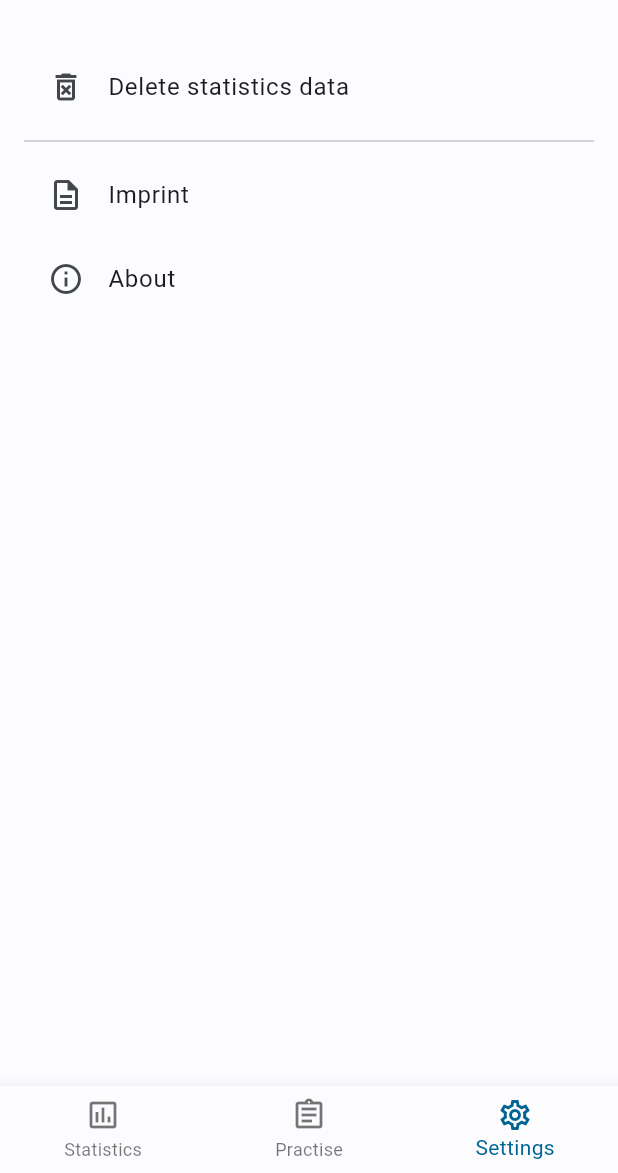
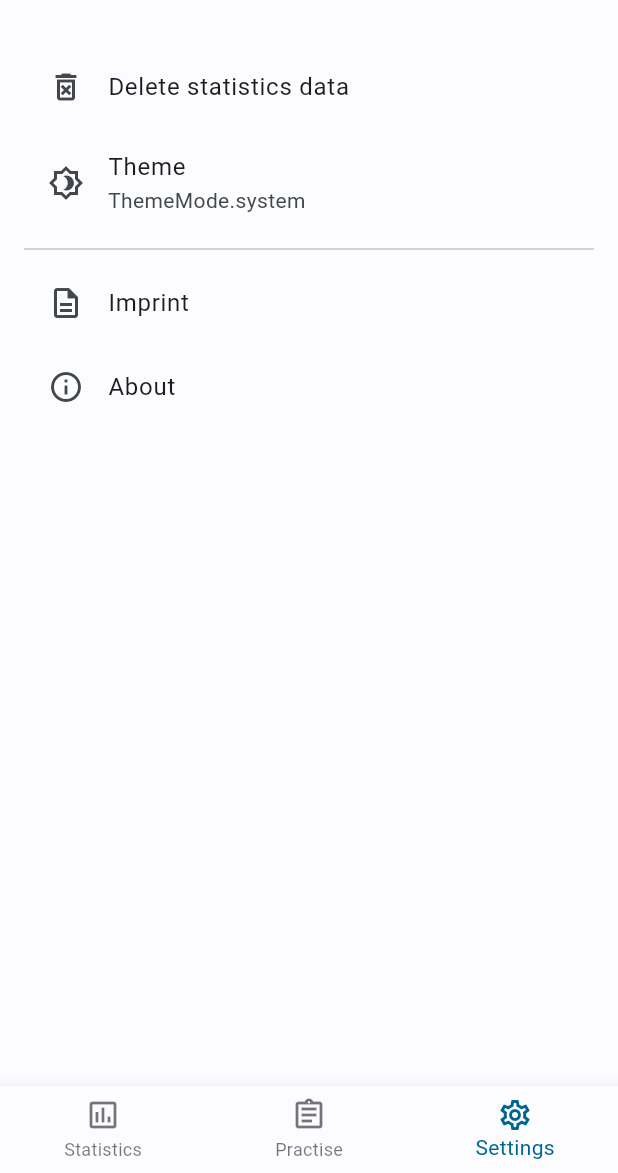
Before and after one commit to ntdoJanneck/multiply_me, a Flutter app: the screen it shows after launch, item 3 of the bottom bar chosen, on a phone screen of 412 x 824 dp, the part 63-1236 px from its top. Run offline on Flutter 3.47's test engine with Material 2 defaults, Android fonts, the phone set to English and light mode, and no system bars; our stand-ins replace flutter_markdown; generated files the repository leaves out were written again.

Commit message:
add theme select menu in settings

```diff
--- a/lib/components/settings_screen.dart
+++ b/lib/components/settings_screen.dart
@@ -1,6 +1,7 @@
+import "dart:developer";
+
 import 'package:flutter/material.dart';
 import "package:flutter_gen/gen_l10n/app_localizations.dart";
-import "package:font_awesome_flutter/font_awesome_flutter.dart";
 import "../helpers/json_utils.dart";
 import '../helpers/url_helper.dart';
 import "../helpers/imprint_dialog.dart";
@@ -13,6 +14,8 @@ class SettingsScreen extends StatefulWidget {
 }
 
 class _SettingsScreenState extends State<SettingsScreen> {
+  ThemeMode theme = ThemeMode.system;
+
   void showConfirmationDialog(
       String title, String content, String answerYes, String answerNo) {
     showDialog(
@@ -35,7 +38,78 @@ class _SettingsScreenState extends State<SettingsScreen> {
             )
           ],
         );
+      },
+    );
+  }
+
+  Future<ThemeMode> showThemeDialog(
+      BuildContext context, ThemeMode preset) async {
+    ThemeMode? result = await showDialog(
+      context: context,
+      builder: (BuildContext ctx) {
+        ThemeMode _mode = preset;
+        return AlertDialog(
+          title: const Text("App theme"),
+          content: StatefulBuilder(
+            builder: (context, setState) {
+              return Column(
+                mainAxisSize: MainAxisSize.min,
+                children: <Widget>[
+                  RadioListTile<ThemeMode>(
+                    title: const Text("System theme"),
+                    value: ThemeMode.system,
+                    groupValue: _mode,
+                    onChanged: (ThemeMode? value) {
+                      setState(() {
+                        _mode = value!;
                       });
+                    },
+                  ),
+                  RadioListTile<ThemeMode>(
+                    title: const Text("Light"),
+                    value: ThemeMode.light,
+                    groupValue: _mode,
+                    onChanged: (ThemeMode? value) {
+                      setState(() {
+                        _mode = value!;
+                      });
+                    },
+                  ),
+                  RadioListTile<ThemeMode>(
+                    title: const Text("Dark"),
+                    value: ThemeMode.dark,
+                    groupValue: _mode,
+                    onChanged: (ThemeMode? value) {
+                      setState(() {
+                        _mode = value!;
+                      });
+                    },
+                  ),
+                ],
+              );
+            },
+          ),
+          actions: <Widget>[
+            TextButton(
+                onPressed: () {
+                  Navigator.pop(context);
+                },
+                child: const Text("Cancel")),
+            TextButton(
+                onPressed: () {
+                  Navigator.pop(context, _mode);
+                },
+                child: const Text("Save")),
+          ],
+        );
+      },
+    );
+
+    if (result != null) {
+      log(result.toString());
+      return result;
+    }
+    return ThemeMode.system;
   }
 
   void showAlertBox(String title, String content) {
@@ -51,7 +125,8 @@ class _SettingsScreenState extends State<SettingsScreen> {
                 child: const Text("Okay"))
           ],
         );
-        });
+      },
+    );
   }
 
   @override
@@ -73,6 +148,17 @@ class _SettingsScreenState extends State<SettingsScreen> {
                         .settingsDeleteStatisticsDataConfirmationMessage,
                     localization.dialogYes,
                     localization.dialogNo)
+              },
+            ),
+            ListTile(
+              leading: const Icon(Icons.brightness_4_outlined),
+              title: const Text("Theme"),
+              subtitle: Text(theme.toString()),
+              onTap: () async {
+                ThemeMode newTheme = await showThemeDialog(context, theme);
+                setState(() {
+                  theme = newTheme;
+                });
               },
             ),
             const Divider(),
@@ -113,8 +199,7 @@ class _SettingsScreenState extends State<SettingsScreen> {
                     ),
                     ListTile(
                       leading: const Icon(Icons.shield_outlined),
-                        title:
-                            Text(localization.settingsAboutViewPrivacyPolicy),
+                      title: Text(localization.settingsAboutViewPrivacyPolicy),
                       onTap: () async {
                         String url =
                             "https://github.com/ntdoJanneck/multiply_me/blob/main/PRIVACY.md";
@@ -145,7 +230,8 @@ class _SettingsScreenState extends State<SettingsScreen> {
                         }
                       },
                     )
-                    ])
+                  ],
+                )
               },
             ),
           ],
--- a/lib/main.dart
+++ b/lib/main.dart
@@ -36,6 +36,7 @@ class MultiplyMe extends StatelessWidget {
           useMaterial3: true,
           colorScheme: lightColorScheme,
           brightness: Brightness.light),
+      themeMode: ThemeMode.light,
       home: const MainApp(),
     );
   }
--- a/pubspec.yaml
+++ b/pubspec.yaml
@@ -21,6 +21,7 @@ dependencies:
   font_awesome_flutter: ^10.4.0
   url_launcher: ^6.1.10
   flutter_markdown: ^0.6.14
+  shared_preferences: ^2.1.0
 
 
 dev_dependencies:
```
Also changed, not shown: pubspec.lock. Lines whose indentation alone changed are shown as unchanged.
